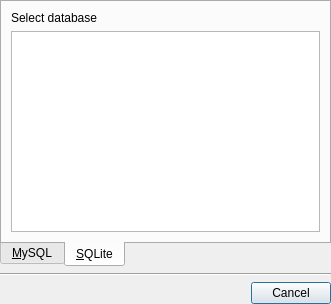
pwizard2/robojournal, file ui/dblogin.ui: the form before one commit.
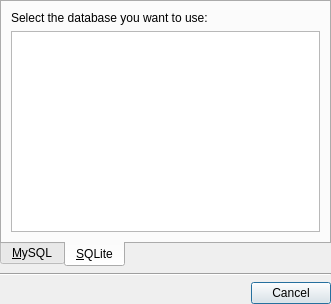
The form after the commit. The open tabs and pages were chosen to show the change. Icons and pictures are not drawn.

```diff
--- a/ui/dblogin.ui
+++ b/ui/dblogin.ui
@@ -164,7 +164,7 @@
        <item>
         <widget class="QLabel" name="label_5">
          <property name="text">
-          <string>Select database</string>
+          <string>Select the database you want to use:</string>
          </property>
         </widget>
        </item>
```
